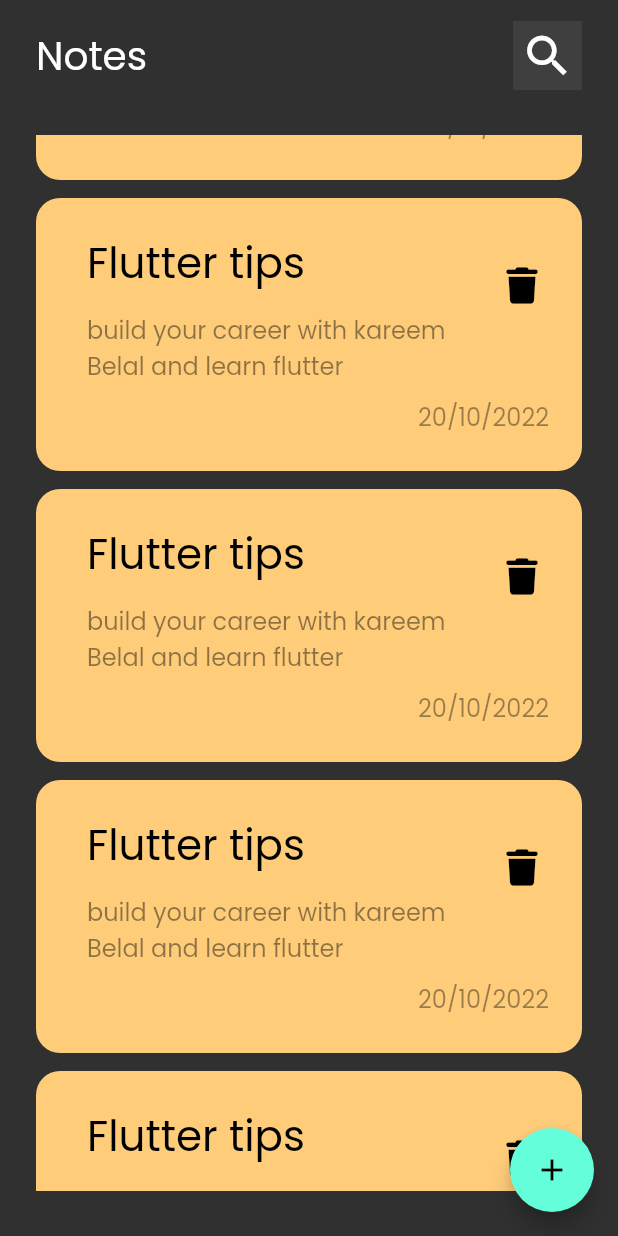
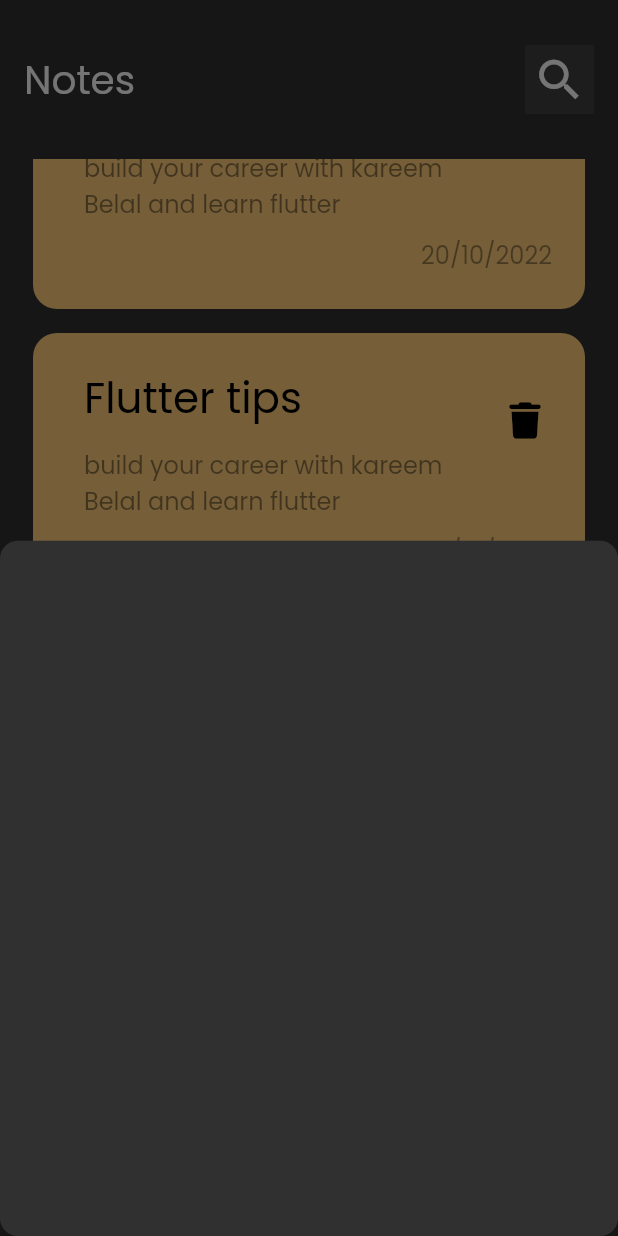
Before and after one commit to kareembelal82/Notes_App, a Flutter app: the screen it shows after launch, scrolled down 3456 dp, after a tap on the "add" icon, on a phone screen of 412 x 824 dp. Run offline on Flutter 3.47's test engine with Material 2 defaults, Android fonts, the phone set to English and light mode, and no system bars; our stand-ins replace font_awesome_flutter.

Commit message:
add buttom sheet

```diff
--- a/lib/main.dart
+++ b/lib/main.dart
@@ -13,7 +13,7 @@ class NotesApp extends StatelessWidget {
     return MaterialApp(
       debugShowCheckedModeBanner: false,
       theme: ThemeData(brightness: Brightness.dark, fontFamily: 'Poppins'),
-      home: NotesView(),
+      home: const NotesView(),
     );
   }
 }
--- /dev/null
+++ b/lib/views/widgets/notes screen/add_note_buttom_sheet.dart
@@ -0,0 +1,12 @@
+import 'package:flutter/material.dart';
+import 'package:flutter/src/widgets/container.dart';
+import 'package:flutter/src/widgets/framework.dart';
+
+class AddNoteButtomSheet extends StatelessWidget {
+  const AddNoteButtomSheet({super.key});
+
+  @override
+  Widget build(BuildContext context) {
+    return Container();
+  }
+}
--- a/lib/views/widgets/notes screen/custom_app_bar.dart
+++ b/lib/views/widgets/notes screen/custom_app_bar.dart
@@ -1,5 +1,3 @@
-import 'package:flutter/src/widgets/container.dart';
-import 'package:flutter/src/widgets/framework.dart';
 import 'package:flutter/material.dart';
 
 import 'custom_serch_icon.dart';
@@ -16,7 +14,7 @@ class CustomAppBar extends StatelessWidget {
           style: TextStyle(fontSize: 26, fontWeight: FontWeight.w400),
         ),
         const Spacer(),
-        CustomSearchIcon()
+        const CustomSearchIcon()
       ],
     );
   }
--- a/lib/views/widgets/notes screen/notes_list_view.dart
+++ b/lib/views/widgets/notes screen/notes_list_view.dart
@@ -8,8 +8,10 @@ class NotesListView extends StatelessWidget {
 
   @override
   Widget build(BuildContext context) {
-    return ListView.builder(itemBuilder: (context, index) {
-      return const NoteItem();
-    });
+    return ListView.builder(
+        padding: EdgeInsets.zero,
+        itemBuilder: (context, index) {
+          return const NoteItem();
+        });
   }
 }
--- a/lib/views/widgets/notes screen/notes_view.dart
+++ b/lib/views/widgets/notes screen/notes_view.dart
@@ -1,6 +1,7 @@
 import 'package:flutter/material.dart';
 import 'package:flutter/src/widgets/container.dart';
 import 'package:flutter/src/widgets/framework.dart';
+import 'package:notes_app/views/widgets/notes%20screen/add_note_buttom_sheet.dart';
 
 import 'notes_view_body.dart';
 
@@ -12,7 +13,15 @@ class NotesView extends StatelessWidget {
     return SafeArea(
       child: Scaffold(
         floatingActionButton: FloatingActionButton(
-          onPressed: () {},
+          onPressed: () {
+            showModalBottomSheet(
+                shape: RoundedRectangleBorder(
+                    borderRadius: BorderRadius.circular(12)),
+                context: context,
+                builder: (context) {
+                  return const AddNoteButtomSheet();
+                });
+          },
           child: Icon(Icons.add),
         ),
         body: NotesViewBody(),
--- a/lib/views/widgets/notes screen/notes_view_body.dart
+++ b/lib/views/widgets/notes screen/notes_view_body.dart
@@ -13,7 +13,7 @@ class NotesViewBody extends StatelessWidget {
   @override
   Widget build(BuildContext context) {
     return Padding(
-      padding: const EdgeInsets.symmetric(horizontal: 24),
+      padding: const EdgeInsets.symmetric(vertical: 16, horizontal: 16),
       child: Column(
         children: [
           SizedBox(
@@ -39,7 +39,7 @@ class NoteItem extends StatelessWidget {
   @override
   Widget build(BuildContext context) {
     return Padding(
-      padding: const EdgeInsets.symmetric(vertical: 6),
+      padding: const EdgeInsets.symmetric(vertical: 8, horizontal: 6),
       child: CustomNoteItem(),
     );
   }
```
